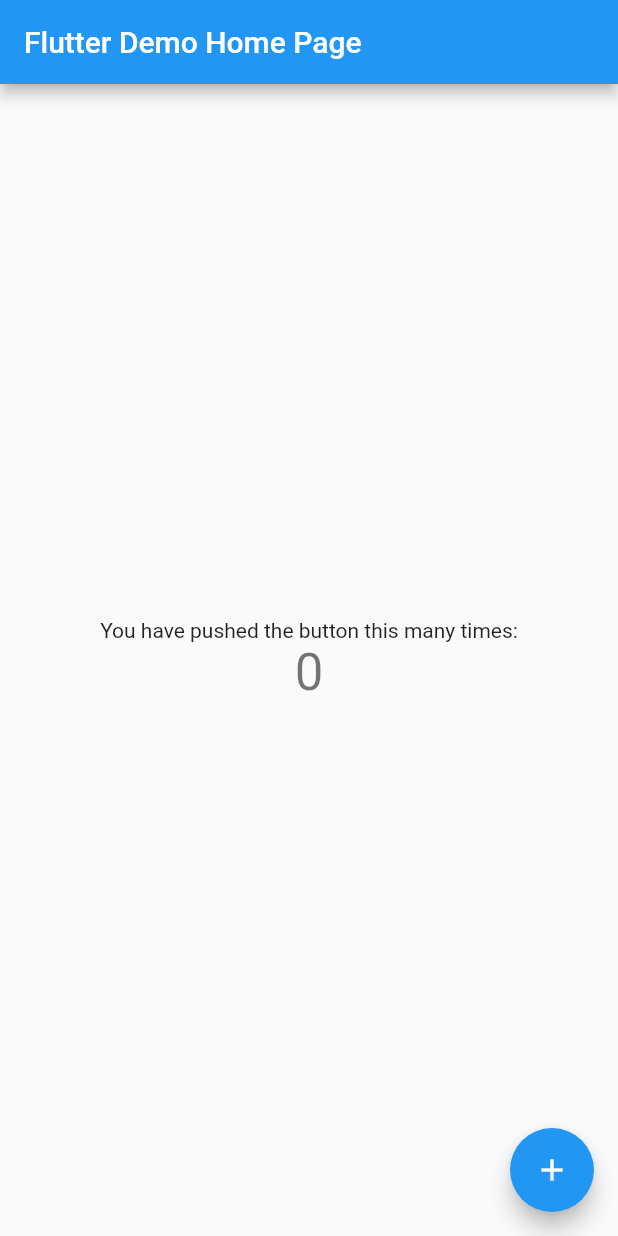
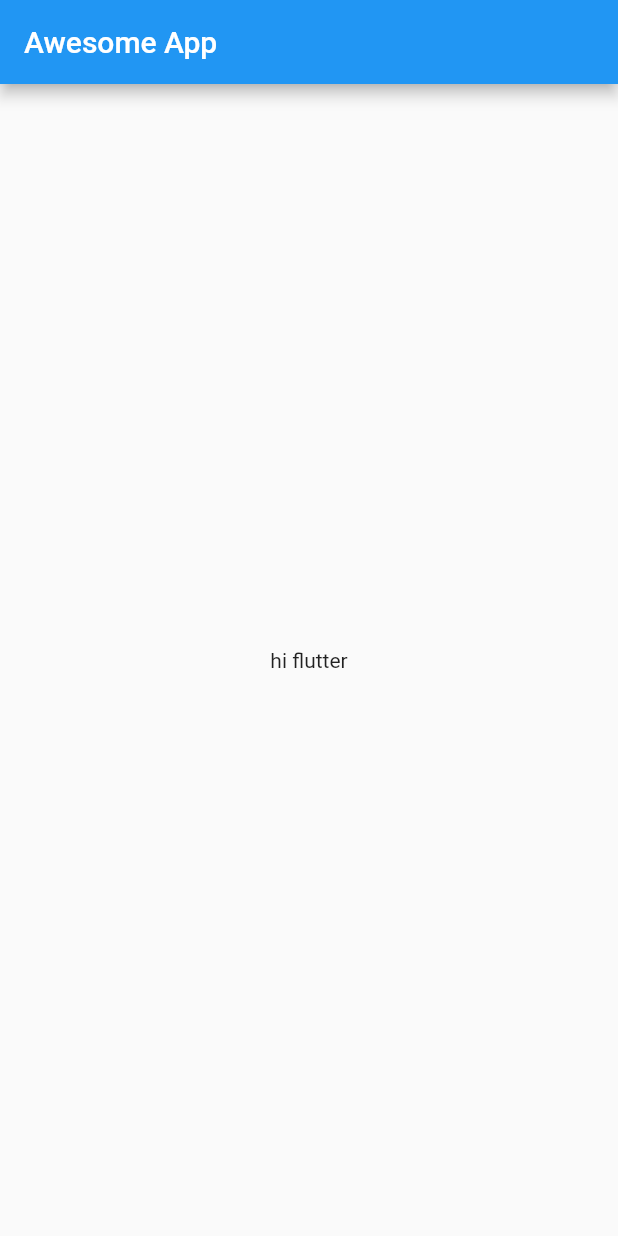
Before and after one commit to rameshbaral/demo, a Flutter app: the screen it shows after launch, on a phone screen of 412 x 824 dp. Run offline on Flutter 3.47's test engine with Material 2 defaults, Android fonts, the phone set to English and light mode, and no system bars.

Commit message:
chapter1 completed

```diff
--- a/lib/main.dart
+++ b/lib/main.dart
@@ -1,117 +1,21 @@
 import 'package:flutter/material.dart';
 
 void main() {
-  runApp(MyApp());
+  runApp(MaterialApp(
+    title: "Awesome App",
+    home: HomePage(),
+  ));
 }
 
-class MyApp extends StatelessWidget {
-  // This widget is the root of your application.
+class HomePage extends StatelessWidget {
   @override
   Widget build(BuildContext context) {
-    return MaterialApp(
-      title: 'Flutter Demo',
-      theme: ThemeData(
-        // This is the theme of your application.
-        //
-        // Try running your application with "flutter run". You'll see the
-        // application has a blue toolbar. Then, without quitting the app, try
-        // changing the primarySwatch below to Colors.green and then invoke
-        // "hot reload" (press "r" in the console where you ran "flutter run",
-        // or simply save your changes to "hot reload" in a Flutter IDE).
-        // Notice that the counter didn't reset back to zero; the application
-        // is not restarted.
-        primarySwatch: Colors.blue,
-        // This makes the visual density adapt to the platform that you run
-        // the app on. For desktop platforms, the controls will be smaller and
-        // closer together (more dense) than on mobile platforms.
-        visualDensity: VisualDensity.adaptivePlatformDensity,
-      ),
-      home: MyHomePage(title: 'Flutter Demo Home Page'),
-    );
+    return Scaffold(
+        appBar: AppBar(
+          title: Text("Awesome App"),
+        ),
+        body: Container(
+          child: Center(child: Text("hi flutter")),
+        ));
   }
 }
-
-class MyHomePage extends StatefulWidget {
-  MyHomePage({Key key, this.title}) : super(key: key);
-
-  // This widget is the home page of your application. It is stateful, meaning
-  // that it has a State object (defined below) that contains fields that affect
-  // how it looks.
-
-  // This class is the configuration for the state. It holds the values (in this
-  // case the title) provided by the parent (in this case the App widget) and
-  // used by the build method of the State. Fields in a Widget subclass are
-  // always marked "final".
-
-  final String title;
-
-  @override
-  _MyHomePageState createState() => _MyHomePageState();
-}
-
-class _MyHomePageState extends State<MyHomePage> {
-  int _counter = 0;
-
-  void _incrementCounter() {
-    setState(() {
-      // This call to setState tells the Flutter framework that something has
-      // changed in this State, which causes it to rerun the build method below
-      // so that the display can reflect the updated values. If we changed
-      // _counter without calling setState(), then the build method would not be
-      // called again, and so nothing would appear to happen.
-      _counter++;
-    });
-  }
-
-  @override
-  Widget build(BuildContext context) {
-    // This method is rerun every time setState is called, for instance as done
-    // by the _incrementCounter method above.
-    //
-    // The Flutter framework has been optimized to make rerunning build methods
-    // fast, so that you can just rebuild anything that needs updating rather
-    // than having to individually change instances of widgets.
-    return Scaffold(
-      appBar: AppBar(
-        // Here we take the value from the MyHomePage object that was created by
-        // the App.build method, and use it to set our appbar title.
-        title: Text(widget.title),
-      ),
-      body: Center(
-        // Center is a layout widget. It takes a single child and positions it
-        // in the middle of the parent.
-        child: Column(
-          // Column is also a layout widget. It takes a list of children and
-          // arranges them vertically. By default, it sizes itself to fit its
-          // children horizontally, and tries to be as tall as its parent.
-          //
-          // Invoke "debug painting" (press "p" in the console, choose the
-          // "Toggle Debug Paint" action from the Flutter Inspector in Android
-          // Studio, or the "Toggle Debug Paint" command in Visual Studio Code)
-          // to see the wireframe for each widget.
-          //
-          // Column has various properties to control how it sizes itself and
-          // how it positions its children. Here we use mainAxisAlignment to
-          // center the children vertically; the main axis here is the vertical
-          // axis because Columns are vertical (the cross axis would be
-          // horizontal).
-          mainAxisAlignment: MainAxisAlignment.center,
-          children: <Widget>[
-            Text(
-              'You have pushed the button this many times:',
-            ),
-            Text(
-              '$_counter',
-              style: Theme.of(context).textTheme.headline4,
-            ),
-          ],
-        ),
-      ),
-      floatingActionButton: FloatingActionButton(
-        onPressed: _incrementCounter,
-        tooltip: 'Increment',
-        child: Icon(Icons.add),
-      ), // This trailing comma makes auto-formatting nicer for build methods.
-    );
-  }
-}
```
